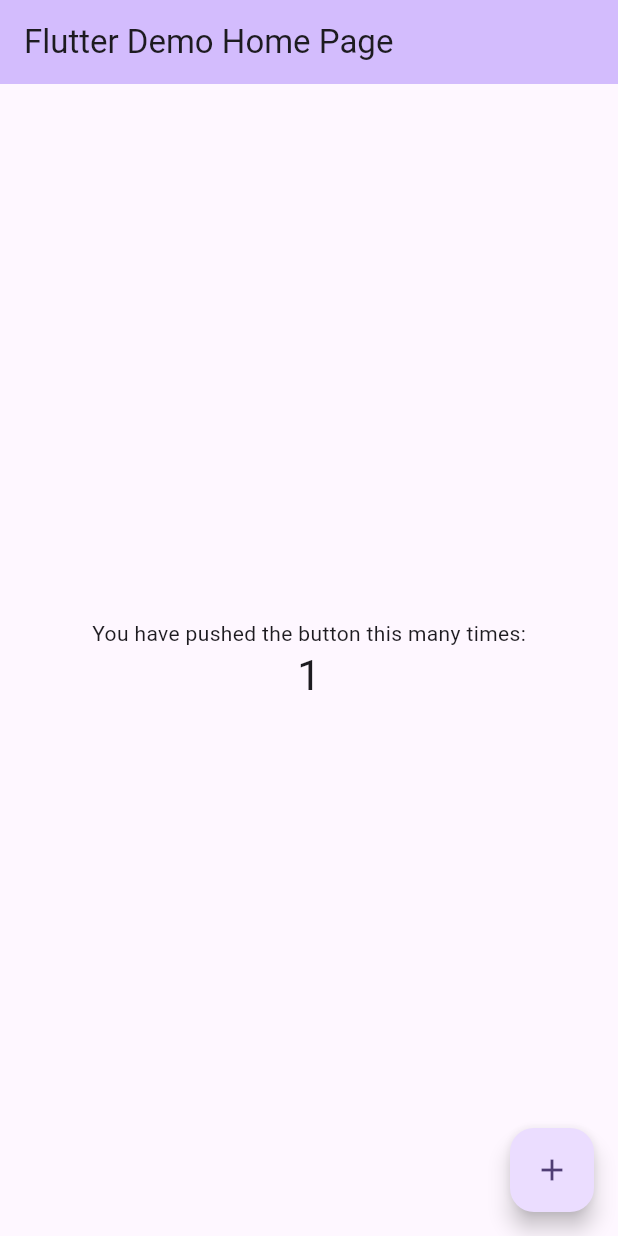
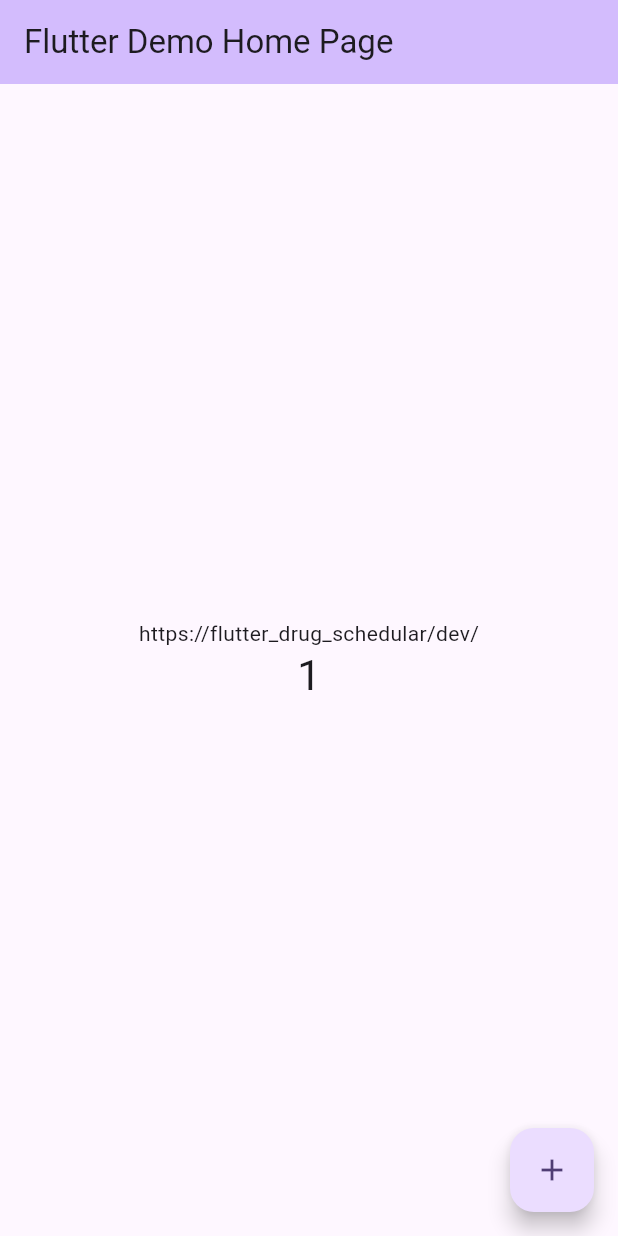
Before and after one commit to suojae3/MedicineScheduler, a Flutter app: the screen it shows after launch, after a tap on the "add" icon, on a phone screen of 412 x 824 dp. Run offline on Flutter 3.47's test engine with Material 3 defaults, Android fonts, the phone set to English and light mode, and no system bars; our stand-ins replace cloud_firestore, firebase_auth, firebase_messaging; accounts and stored records are empty.

Commit message:
⚙️ config: add dart file to set dev/prod environment (#6)

```diff
--- /dev/null
+++ b/flutter_drug_schedular/lib/global.dart
@@ -0,0 +1,3 @@
+class Global {
+  static String baseURL = '';
+}
--- a/flutter_drug_schedular/lib/main.dart
+++ b/flutter_drug_schedular/lib/main.dart
@@ -1,33 +1,16 @@
 import 'package:flutter/material.dart';
+import 'package:flutter_drug_schedular/global.dart';
 
-void main() {
-  runApp(const MyApp());
-}
 
+// 메인메서드 지우기
 class MyApp extends StatelessWidget {
   const MyApp({super.key});
 
-  // This widget is the root of your application.
   @override
   Widget build(BuildContext context) {
     return MaterialApp(
       title: 'Flutter Demo',
       theme: ThemeData(
-        // This is the theme of your application.
-        //
-        // TRY THIS: Try running your application with "flutter run". You'll see
-        // the application has a purple toolbar. Then, without quitting the app,
-        // try changing the seedColor in the colorScheme below to Colors.green
-        // and then invoke "hot reload" (save your changes or press the "hot
-        // reload" button in a Flutter-supported IDE, or press "r" if you used
-        // the command line to start the app).
-        //
-        // Notice that the counter didn't reset back to zero; the application
-        // state is not lost during the reload. To reset the state, use hot
-        // restart instead.
-        //
-        // This works for code too, not just values: Most code changes can be
-        // tested with just a hot reload.
         colorScheme: ColorScheme.fromSeed(seedColor: Colors.deepPurple),
         useMaterial3: true,
       ),
@@ -38,16 +21,6 @@ class MyApp extends StatelessWidget {
 
 class MyHomePage extends StatefulWidget {
   const MyHomePage({super.key, required this.title});
-
-  // This widget is the home page of your application. It is stateful, meaning
-  // that it has a State object (defined below) that contains fields that affect
-  // how it looks.
-
-  // This class is the configuration for the state. It holds the values (in this
-  // case the title) provided by the parent (in this case the App widget) and
-  // used by the build method of the State. Fields in a Widget subclass are
-  // always marked "final".
-
   final String title;
 
   @override
@@ -59,54 +32,23 @@ class _MyHomePageState extends State<MyHomePage> {
 
   void _incrementCounter() {
     setState(() {
-      // This call to setState tells the Flutter framework that something has
-      // changed in this State, which causes it to rerun the build method below
-      // so that the display can reflect the updated values. If we changed
-      // _counter without calling setState(), then the build method would not be
-      // called again, and so nothing would appear to happen.
       _counter++;
     });
   }
 
   @override
   Widget build(BuildContext context) {
-    // This method is rerun every time setState is called, for instance as done
-    // by the _incrementCounter method above.
-    //
-    // The Flutter framework has been optimized to make rerunning build methods
-    // fast, so that you can just rebuild anything that needs updating rather
-    // than having to individually change instances of widgets.
     return Scaffold(
       appBar: AppBar(
-        // TRY THIS: Try changing the color here to a specific color (to
-        // Colors.amber, perhaps?) and trigger a hot reload to see the AppBar
-        // change color while the other colors stay the same.
         backgroundColor: Theme.of(context).colorScheme.inversePrimary,
-        // Here we take the value from the MyHomePage object that was created by
-        // the App.build method, and use it to set our appbar title.
         title: Text(widget.title),
       ),
       body: Center(
-        // Center is a layout widget. It takes a single child and positions it
-        // in the middle of the parent.
         child: Column(
-          // Column is also a layout widget. It takes a list of children and
-          // arranges them vertically. By default, it sizes itself to fit its
-          // children horizontally, and tries to be as tall as its parent.
-          //
-          // Column has various properties to control how it sizes itself and
-          // how it positions its children. Here we use mainAxisAlignment to
-          // center the children vertically; the main axis here is the vertical
-          // axis because Columns are vertical (the cross axis would be
-          // horizontal).
-          //
-          // TRY THIS: Invoke "debug painting" (choose the "Toggle Debug Paint"
-          // action in the IDE, or press "p" in the console), to see the
-          // wireframe for each widget.
           mainAxisAlignment: MainAxisAlignment.center,
           children: <Widget>[
-            const Text(
-              'You have pushed the button this many times:',
+            Text(
+              Global.baseURL,
             ),
             Text(
               '$_counter',
@@ -119,7 +61,7 @@ class _MyHomePageState extends State<MyHomePage> {
         onPressed: _incrementCounter,
         tooltip: 'Increment',
         child: const Icon(Icons.add),
-      ), // This trailing comma makes auto-formatting nicer for build methods.
+      ),
     );
   }
 }
--- /dev/null
+++ b/flutter_drug_schedular/lib/main_dev.dart
@@ -0,0 +1,11 @@
+
+import 'package:flutter/material.dart';
+import 'package:flutter_drug_schedular/global.dart';
+import 'package:flutter_drug_schedular/main.dart';
+
+
+
+void main() {
+  Global.baseURL = "https://flutter_drug_schedular/dev/";
+  runApp(const MyApp());
+}
--- /dev/null
+++ b/flutter_drug_schedular/lib/main_prod.dart
@@ -0,0 +1,11 @@
+
+import 'package:flutter/material.dart';
+import 'package:flutter_drug_schedular/global.dart';
+import 'package:flutter_drug_schedular/main.dart';
+
+
+
+void main() {
+  Global.baseURL = "https://flutter_drug_schedular/prod/";
+  runApp(const MyApp());
+}
```
